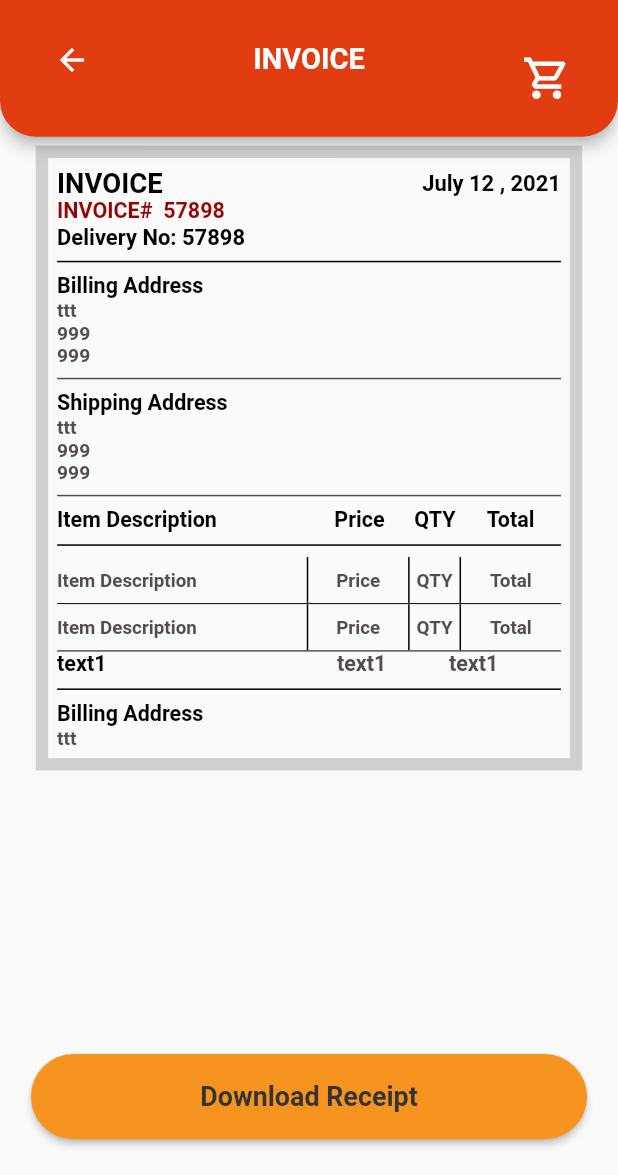
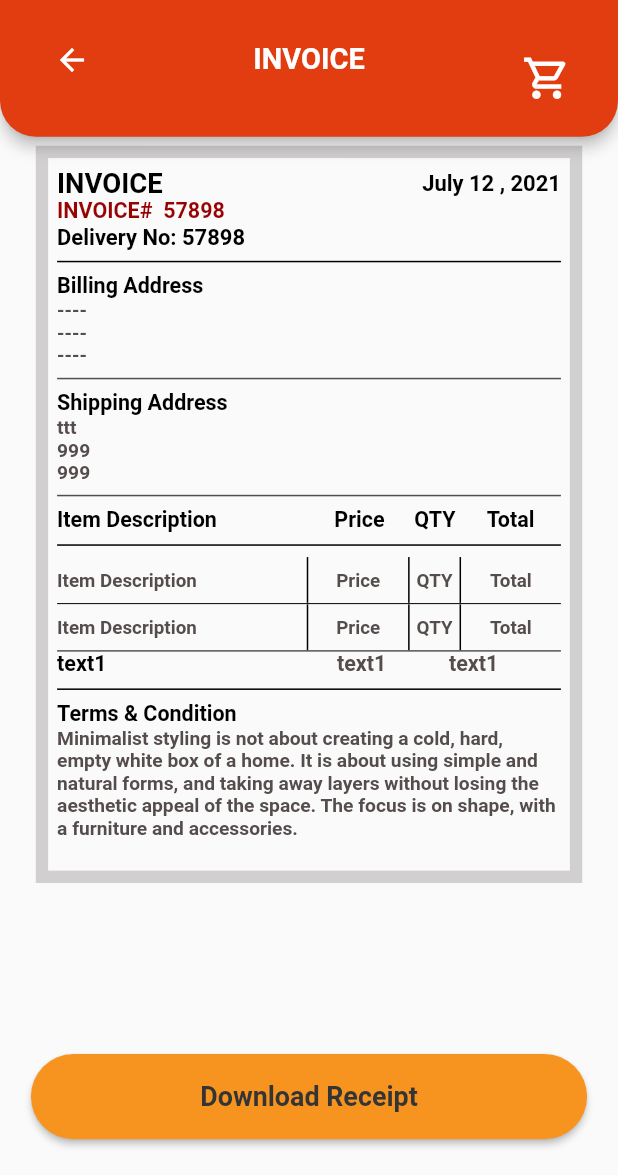
Before and after one commit to OmarHasan1996/closer, a Flutter app: the OrderRecipt screen opened directly, on a phone screen of 412 x 824 dp, the part 61-1236 px from its top. Run offline on Flutter 3.47's test engine with Material 2 defaults, Android fonts, the light colour scheme and no system bars; our stand-ins replace another_flushbar, date_format, dio, double_back_to_close_app, file_picker, firebase_core and 23 more; missing offline and left inert: circular_menu, easy_image_viewer, firebase_core_web, firebase_messaging_web, flutter_facebook_auth, flutter_facebook_auth_web and 7 more; accounts and stored records are empty; network calls fail; Roboto replaces fonts that are missing (OpenSans).

Commit message:
update uddressييليي

```diff
--- a/lang/ar.json
+++ b/lang/ar.json
@@ -189,6 +189,8 @@
   "INVOICE": "INVOICE",
   "Billing Address": "Billing Address",
   "Delivery No": "Delivery No",
-  "Shipping Address": "Shipping Address"
+  "Shipping Address": "Shipping Address",
+  "Terms & Condition": "Terms & Condition",
+  "Terms & Condition desc": "Minimalist styling is not about creating a cold, hard, empty white box of a home. It is about using simple and natural forms, and taking away layers without losing the aesthetic appeal of the space. The focus is on shape, with a furniture and accessories.\n"
 
 }
--- a/lang/en.json
+++ b/lang/en.json
@@ -172,8 +172,10 @@
   "INVOICE": "INVOICE",
   "Billing Address": "Billing Address",
   "Delivery No": "Delivery No",
-  "Shipping Address": "Shipping Address"
+  "Shipping Address": "Shipping Address",
 
+  "Terms & Condition": "Terms & Condition",
+  "Terms & Condition desc": "Minimalist styling is not about creating a cold, hard, empty white box of a home. It is about using simple and natural forms, and taking away layers without losing the aesthetic appeal of the space. The focus is on shape, with a furniture and accessories.\n"
 
 
 }
--- a/lib/main.dart
+++ b/lib/main.dart
@@ -127,7 +127,7 @@ class MyApp extends StatelessWidget {
           //locale: LocalizationService().getCurrentLocale(),
           //fallbackLocale: Locale('en', 'US'),
           navigatorKey: navigatorKey,
-          home: OrderRecipt(),//LoadingScreen(email: '',),
+          home: LoadingScreen(email: '',),
           routes: {
             'about': (context) => about(),
             'changeLang': (context) => ChangeLang(),
@@ -136,7 +136,6 @@ class MyApp extends StatelessWidget {
             'register': (context) => Register(false),
             'main_screen': (context) => MainScreen(token: '',service: [], selectedIndex: 0,initialOrderTab: 0,),
             'val_code': (context) => Verification(value: '', email: '', password: '',),
-
           },
         );
       },
--- a/lib/screens/main_screen.dart
+++ b/lib/screens/main_screen.dart
@@ -1743,7 +1743,7 @@ iOS: ca-app-pub-3940256099942544/1712485313
   }
 
   tasklist(ord, index) {
-    var serial;!worker? serial = ord['Serial'] : serial= ord['OrderService']['Order']['Serial'];
+    var serial=11;!worker? serial = ord['Serial']?? 1: serial= ord['OrderService']['Order']['Serial']??1;
     var taskName = ord['Name'];
     var Id;!worker? Id = ord['Servicess'][0]['OrderId'] : Id= ord['OrderService']['OrderId'];
     var workerName; !worker? workerName = ord['Amount'].toString(): workerName = ord['User']['Name'] + ' ' + ord['User']['LastName'];
@@ -2036,10 +2036,7 @@ iOS: ca-app-pub-3940256099942544/1712485313
     if(worker && isBoss){
       NewOrdersSupervisor = myOrders;
       try{
-        /*filter=UserId~eq~'$id'*/
-        //var url = Uri.parse("https://mr-service.online/Main/WorkerTask/WorkerTask_Read?filter=OrderService.Order.GroupId~eq~$groupId");
         var url = Uri.parse("https://mr-service.online/Main/WorkerTask/WorkerTask_Read?filter=OrderService.GroupId~eq~$groupId");
-        //var url = Uri.parse("https://mr-service.online/Main/WorkerTask/WorkerTask_Read?");
         http.Response response = await http.get(
           url, headers: {
           "Authorization": token,
@@ -2058,6 +2055,8 @@ iOS: ca-app-pub-3940256099942544/1712485313
           myOrders.clear();
         }
       }catch(e){
+        myOrders.clear();
+
         //myOrders.clear();
         //myOrders = transactions![0].myOrders;
       }
--- a/lib/screens/order/orderRecipt.dart
+++ b/lib/screens/order/orderRecipt.dart
@@ -18,6 +18,9 @@ class _OrderReciptState extends State<OrderRecipt> {
   String _num = '57898';
   String _numDelivery = '57898';
   String _date = 'July 12 , 2021';
+  String _addressTitleBilling = '----';
+  String _addressPhoneBilling = '----';
+  String _addressNoteBilling = '----';
   String _addressTitle = 'ttt';
   String _addressPhone = '999';
   String _addressNote = '999';
@@ -51,9 +54,9 @@ class _OrderReciptState extends State<OrderRecipt> {
                     MyWidget(context).textBlack20(AppLocalizations.of(context)!.translate('Delivery No') + ': $_numDelivery', scale: 0.8),
                     Divider(color: AppColors.black, thickness: 1,),
                     MyWidget(context).textHead10(AppLocalizations.of(context)!.translate('Billing Address'), color: AppColors.black, scale: 0.4),
-                    MyWidget(context).textBlack20(_addressTitle, scale: 0.7, color: AppColors.gray),
-                    MyWidget(context).textBlack20(_addressPhone, scale: 0.7, color: AppColors.gray),
-                    MyWidget(context).textBlack20(_addressNote, scale: 0.7, color: AppColors.gray),
+                    MyWidget(context).textBlack20(_addressTitleBilling, scale: 0.7, color: AppColors.gray),
+                    MyWidget(context).textBlack20(_addressPhoneBilling, scale: 0.7, color: AppColors.gray),
+                    MyWidget(context).textBlack20(_addressNoteBilling, scale: 0.7, color: AppColors.gray),
                     Divider(color: AppColors.gray, thickness: 1,),
                     MyWidget(context).textHead10(AppLocalizations.of(context)!.translate('Shipping Address'), color: AppColors.black, scale: 0.4),
                     MyWidget(context).textBlack20(_addressTitle, scale: 0.7, color: AppColors.gray),
@@ -93,8 +96,8 @@ class _OrderReciptState extends State<OrderRecipt> {
                     ],
                   ),
                     Divider(color: AppColors.black, thickness: 1,),
-                    MyWidget(context).textHead10(AppLocalizations.of(context)!.translate('Billing Address'), color: AppColors.black, scale: 0.4),
-                    MyWidget(context).textBlack20(_addressTitle, scale: 0.7, color: AppColors.gray),
+                    MyWidget(context).textHead10(AppLocalizations.of(context)!.translate('Terms & Condition'), color: AppColors.black, scale: 0.4),
+                    MyWidget(context).textBlack20(AppLocalizations.of(context)!.translate('Terms & Condition desc'), scale: 0.7, color: AppColors.gray),
                   ],
                 ),
               ),
--- a/lib/screens/signin.dart
+++ b/lib/screens/signin.dart
@@ -495,7 +495,7 @@ class _SignInState extends State<SignIn> {
   }
 
   _signIn() async {
-    MyApplication.navigateTo(context, OrderTrackingPage());
+    //MyApplication.navigateTo(context, OrderTrackingPage());
     if (_formKey.currentState!.validate()) {
       final SharedPreferences sharedPreferences =
       await SharedPreferences.getInstance();
```
